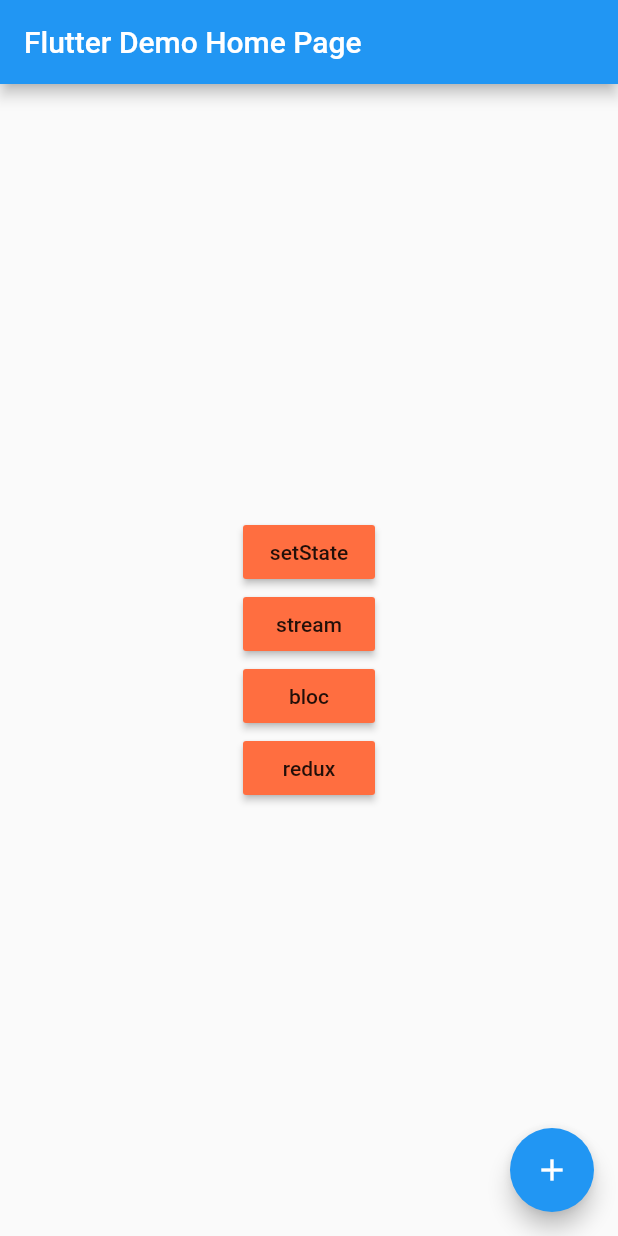
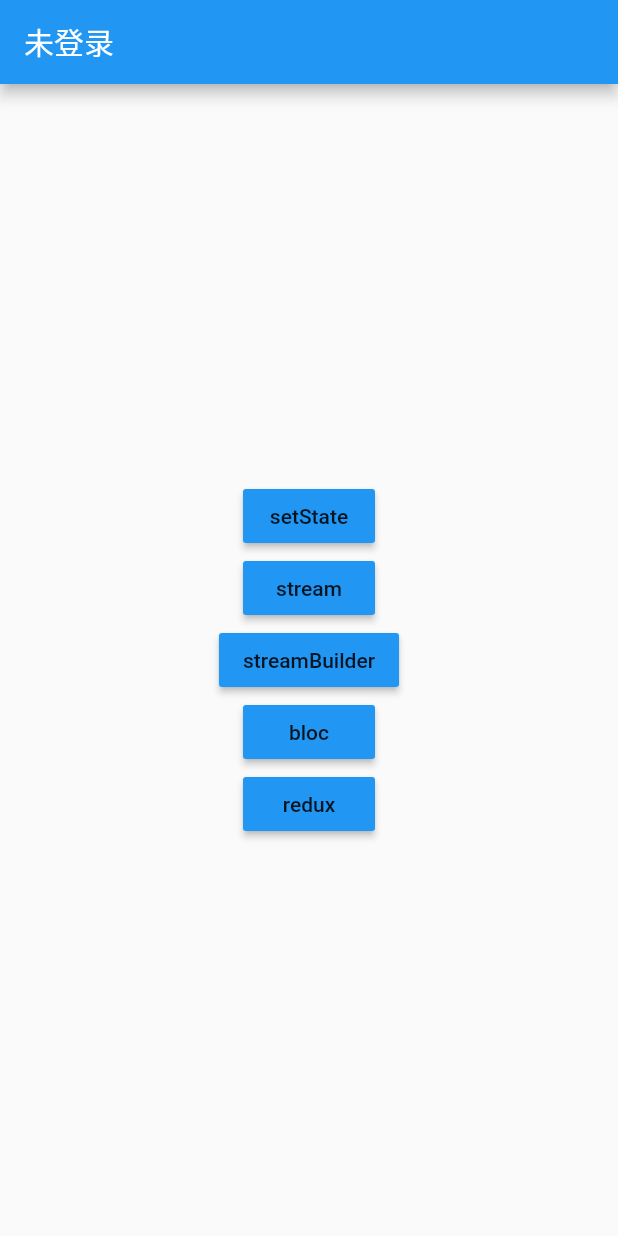
Before and after one commit to QuincyJiang/flutter_state_manage_demo, a Flutter app: the screen it shows after launch, on a phone screen of 412 x 824 dp. Run offline on Flutter 3.47's test engine with Material 2 defaults, Android fonts, the phone set to English and light mode, and no system bars; our stand-ins replace flutter_redux, redux.

Commit message:
add redux pattern

```diff
--- a/lib/main.dart
+++ b/lib/main.dart
@@ -1,23 +1,50 @@
 import 'package:flutter/material.dart';
 import 'package:flutter_state_management/bloc.dart';
+import 'package:flutter_state_management/redux.dart';
+import 'package:flutter_state_management/redux/app_config.dart';
 import 'package:flutter_state_management/set_state.dart';
+import 'package:flutter_state_management/stream_builder.dart';
+import 'package:redux/redux.dart';
 import 'stream.dart';
+import 'package:flutter_redux/flutter_redux.dart';
 
-void main() => runApp(MyApp());
+void main() => runApp(ReduxApp());
 
-class MyApp extends StatelessWidget {
-  // This widget is the root of your application.
+class ReduxApp extends StatelessWidget {
+
+  // 在此创建全局Store 链接reducer 和 state
+  // Store 的本质 仍然是通过StreamController来实现的
+  // Store.dispatch(Action) =>middleWare(Action,oldState) =>reducer(Action,
+  // oldState) => newState => sink.add(newState => sink.listener(call builder
+  // func))
+  final store = new Store<AppState>(
+      appReducer,
+      initialState: new AppState(
+          themeData: new ThemeData(
+            primarySwatch: Colors.blue,
+          ),
+          loginStatus: "未登录"
+      ));
+
   @override
   Widget build(BuildContext context) {
-    return MaterialApp(
-      title: 'Flutter Demo',
-      theme: ThemeData(
-        primarySwatch: Colors.blue,
-      ),
-      home: MyHomePage(title: 'Flutter Demo Home Page'),
+    //可以看到 StoreProvider 本质是一个InheritWidget
+    // 用它包裹住MaterialApp 使这个InheritWidget成为最高节点，同时将Store传递进去
+    // 这也是它得以管理全局状态的原因 因为其他任何page 都是StoreProvider 的子孙
+    // 都可以通过StoreProvider<S>.of(context)来获取这个store实例
+    return new StoreProvider<AppState>(
+      store: store,
+      child: StoreBuilder<AppState>(builder: (context,store){
+        return new MaterialApp(
+          title: "State manage demo",
+          theme: store.state.themeData,
+          home: MyHomePage(title: store.state.loginStatus,),
+        );
+      })
     );
   }
 }
+
 
 class MyHomePage extends StatefulWidget {
   MyHomePage({Key key, this.title}) : super(key: key);
@@ -43,6 +70,10 @@ class _MyHomePageState extends State<MyHomePage> {
     Navigator.of(context).push(new MaterialPageRoute(
         builder: (BuildContext context) => StreamWidget()));
   }
+  toStreamBuilderPage() {
+    Navigator.of(context).push(new MaterialPageRoute(
+        builder: (BuildContext context) => StreamBuilderPage()));
+  }
 
   toSetSatePage(){
     Navigator.of(context).push(new MaterialPageRoute(
@@ -56,7 +87,7 @@ class _MyHomePageState extends State<MyHomePage> {
 
   toReduxPage(){
     Navigator.of(context).push(new MaterialPageRoute(
-        builder: (BuildContext context) => BlocPage()));
+        builder: (BuildContext context) => ReduxPage()));
   }
 
 
@@ -71,33 +102,33 @@ class _MyHomePageState extends State<MyHomePage> {
           mainAxisAlignment: MainAxisAlignment.center,
           children: <Widget>[
             MaterialButton(
-              color: Colors.deepOrangeAccent,
+              color: Theme.of(context).primaryColor,
               onPressed: toSetSatePage,
               child: Text("setState"),
             ),
             MaterialButton(
-              color: Colors.deepOrangeAccent,
+              color: Theme.of(context).primaryColor,
               onPressed: toStreamPage,
               child: Text("stream"),
             ),
             MaterialButton(
-              color: Colors.deepOrangeAccent,
+              color: Theme.of(context).primaryColor,
+              onPressed: toStreamBuilderPage,
+              child: Text("streamBuilder"),
+            ),
+            MaterialButton(
+              color: Theme.of(context).primaryColor,
               onPressed: toBlocPage,
               child: Text("bloc"),
             ),
             MaterialButton(
-              color: Colors.deepOrangeAccent,
+              color: Theme.of(context).primaryColor,
               onPressed: toReduxPage,
               child: Text("redux"),
             ),
           ],
         ),
       ),
-      floatingActionButton: FloatingActionButton(
-        onPressed: toStreamPage,
-        tooltip: 'Increment',
-        child: Icon(Icons.add),
-      ), // This trailing comma makes auto-formatting nicer for build methods.
     );
   }
 }
--- /dev/null
+++ b/lib/redux/app_config.dart
@@ -0,0 +1,29 @@
+import 'package:flutter/material.dart';
+import 'theme_redux.dart';
+import 'login_status_redux.dart';
+
+
+/// 1. 定义全局state 会影响整个app的行为
+class AppState{
+  ThemeData themeData;
+  String loginStatus;
+  AppState({this.themeData, this.loginStatus});
+}
+
+
+/// 2. 定义state对应的Reducer 所谓Reducer 就是一个Function 拿到action 和 上一个state
+///    然后根据对应的业务逻辑 决定如何更新state
+///    因为Reducer 和 State 基本都是一起出现 所以习惯上将State 和 与之对应的Reducer写在一起
+///
+///    这里可以看到  Redux 相比于 BloC 的优势在于
+///    一个BloC 其实就等同于一个Business层 相对比较独立 一般只关注某个page的局部状态
+///    bloc 与 bloc 之间沟通困难
+///    而 Redux 更擅长与 整和各个Business层 因为每个Reducer 其实都相当于一个Business
+///    reducer 与 reducer 之前可以组合使用
+
+AppState appReducer(AppState lastState,dynamic action){
+  return AppState(
+      themeData: themeDataReducer(lastState.themeData, action),
+    loginStatus: loginStatusRedux(lastState.loginStatus, action)
+  );
+}
--- a/lib/set_state.dart
+++ b/lib/set_state.dart
@@ -4,22 +4,7 @@ class SetStatePage extends StatelessWidget {
   // This widget is the root of your application.
   @override
   Widget build(BuildContext context) {
-    return MaterialApp(
-      title: 'Flutter Demo',
-      theme: ThemeData(
-        // This is the theme of your application.
-        //
-        // Try running your application with "flutter run". You'll see the
-        // application has a blue toolbar. Then, without quitting the app, try
-        // changing the primarySwatch below to Colors.green and then invoke
-        // "hot reload" (press "r" in the console where you ran "flutter run",
-        // or simply save your changes to "hot reload" in a Flutter IDE).
-        // Notice that the counter didn't reset back to zero; the application
-        // is not restarted.
-        primarySwatch: Colors.blue,
-      ),
-      home: MyHomePage(title: 'Flutter Demo Home Page'),
-    );
+    return  MyHomePage(title: 'Flutter Demo Home Page');
   }
 }
 
--- a/pubspec.yaml
+++ b/pubspec.yaml
@@ -15,10 +15,11 @@ environment:
 dependencies:
   flutter:
     sdk: flutter
-
   # The following adds the Cupertino Icons font to your application.
   # Use with the CupertinoIcons class for iOS style icons.
   cupertino_icons: ^0.1.2
+  redux: ^3.0.0
+  flutter_redux: ^0.5.3
 
 dev_dependencies:
   flutter_test:
```
Also changed, not shown: lib/bloc.dart (+14 -12 lines), lib/redux.dart (+60 -0 lines), lib/redux/login_status_redux.dart (added, +22 -0 lines), lib/redux/theme_redux.dart (added, +25 -0 lines), lib/stream.dart (+0 -10 lines), lib/stream_builder.dart (+0 -13 lines), 1 other file.
